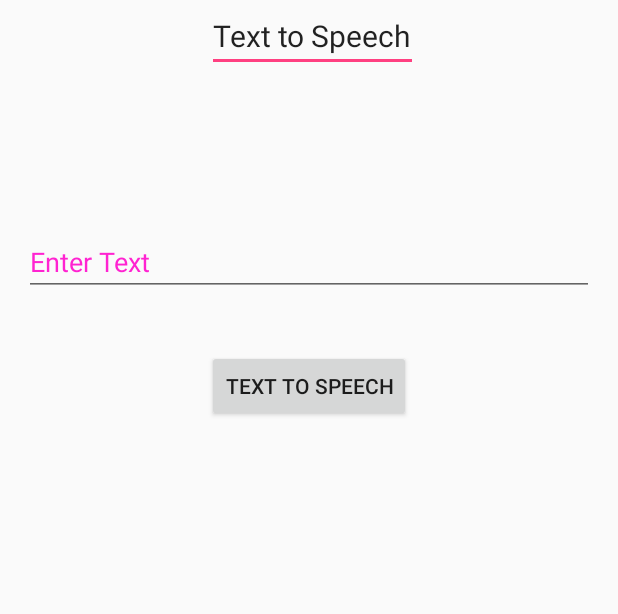
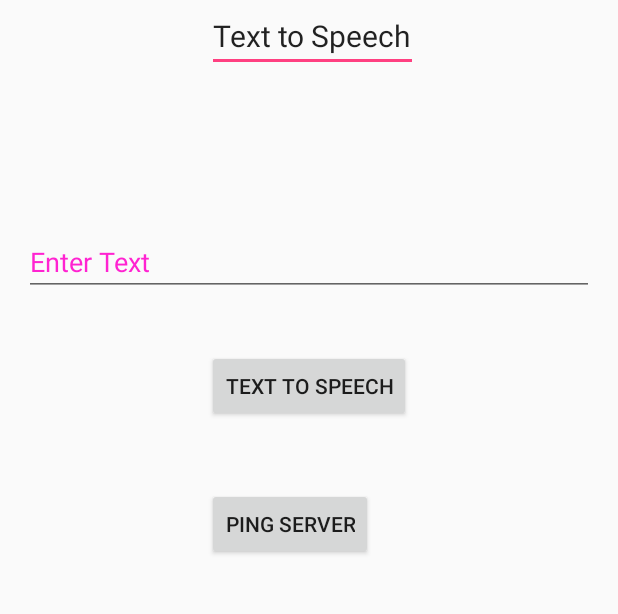
Before and after one commit to tiagoc/foodcheckapp, an Android app: the screen it shows after launch (Text2Speech), on a phone screen of 412 x 824 dp, the part 95-709 px from its top. Run offline under Robolectric (Android 15) with nearby library versions, the phone set to English and light mode, and no system bars.

Commit message:
Allow speech based on server info

```diff
--- a/FoodChecker/app/src/main/AndroidManifest.xml
+++ b/FoodChecker/app/src/main/AndroidManifest.xml
@@ -2,6 +2,8 @@
 <manifest xmlns:android="http://schemas.android.com/apk/res/android"
     package="millenialdogs.foodchecker" >
 
+    <uses-permission android:name="android.permission.INTERNET" />
+    <uses-permission android:name="android.permission.ACCESS_NETWORK_STATE" />
     <application
         android:allowBackup="true"
         android:icon="@mipmap/ic_launcher"
--- a/FoodChecker/app/src/main/java/millenialdogs/foodchecker/Text2Speech.java
+++ b/FoodChecker/app/src/main/java/millenialdogs/foodchecker/Text2Speech.java
@@ -26,6 +26,7 @@ public class Text2Speech extends Activity {
     TextToSpeech t1;
     EditText ed1;
     Button b1;
+    Button b2;
 
     @Override
     protected void onCreate(Bundle savedInstanceState) {
@@ -33,6 +34,7 @@ public class Text2Speech extends Activity {
         setContentView(R.layout.activity_text2_speech);
         ed1=(EditText)findViewById(R.id.editText);
         b1=(Button)findViewById(R.id.button);
+        b2=(Button)findViewById(R.id.pingServer);
 
         t1=new TextToSpeech(getApplicationContext(), new TextToSpeech.OnInitListener() {
             @Override
@@ -40,6 +42,13 @@ public class Text2Speech extends Activity {
                 if(status != TextToSpeech.ERROR) {
                     t1.setLanguage(Locale.UK);
                 }
+            }
+        });
+
+        b2.setOnClickListener(new View.OnClickListener() {
+            @Override
+            public void onClick(View v) {
+                new FoodCheckReporter(t1).execute();
             }
         });
 
--- a/FoodChecker/app/src/main/res/layout/activity_text2_speech.xml
+++ b/FoodChecker/app/src/main/res/layout/activity_text2_speech.xml
@@ -51,4 +51,14 @@
         android:layout_below="@+id/editText"
         android:layout_centerHorizontal="true" />
 
+    <Button
+        android:layout_width="wrap_content"
+        android:layout_height="wrap_content"
+        android:text="Ping Server"
+        android:id="@+id/pingServer"
+        android:layout_below="@+id/button"
+        android:layout_alignLeft="@+id/button"
+        android:layout_alignStart="@+id/button"
+        android:layout_marginTop="44dp" />
+
 </RelativeLayout>
```
Also changed, not shown: FoodChecker/app/src/main/java/millenialdogs/foodchecker/FoodCheckReporter.java (added, +64 -0 lines).
